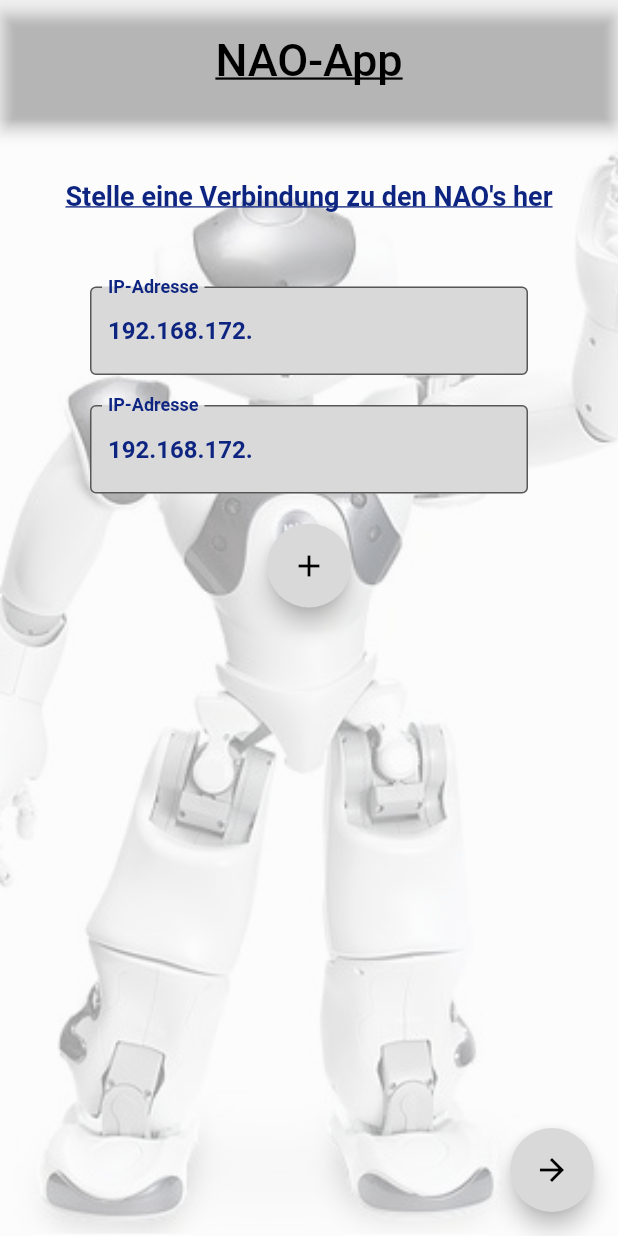
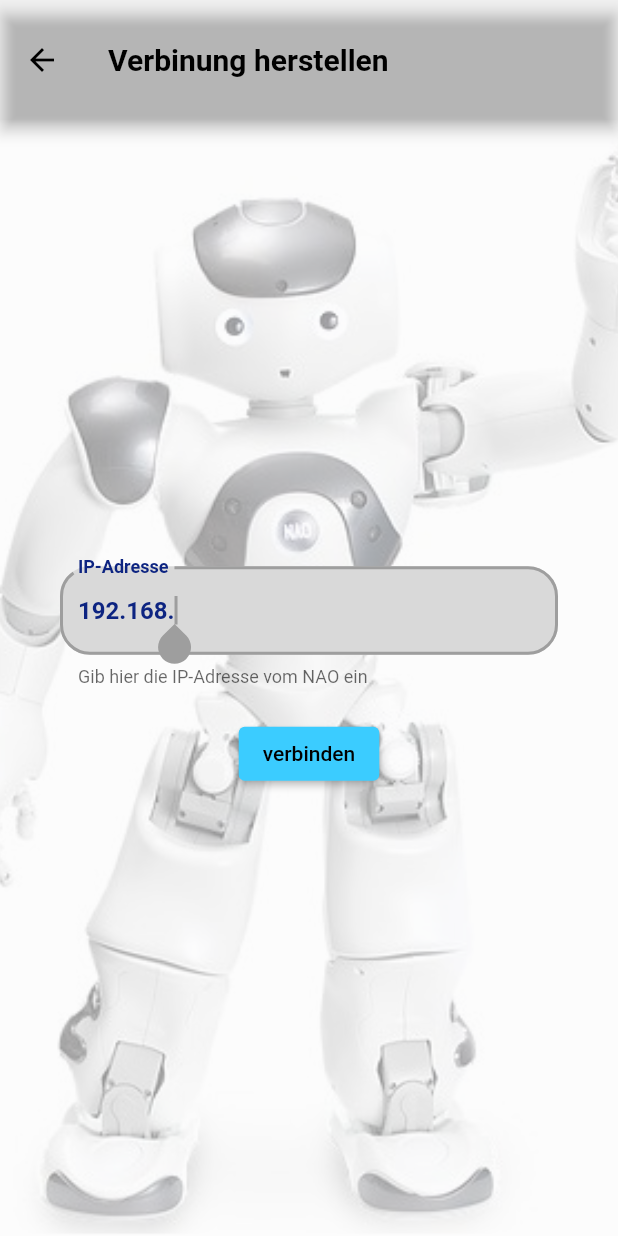
Before and after one commit to sbaer2306/NAO-APP, a Flutter app: the screen it shows after launch, after a tap on the "add" icon, on a phone screen of 412 x 824 dp. Run offline on Flutter 3.47's test engine with Material 2 defaults, Android fonts, the phone set to English and light mode, and no system bars.

Commit message:
connecting_view erweitert

```diff
--- a/lib/main.dart
+++ b/lib/main.dart
@@ -1,6 +1,9 @@
 import 'package:flutter/material.dart';
+import 'package:nao_app/providers/robot_provider.dart';
+import 'package:provider/provider.dart';
 import 'my_app.dart';
 
 void main() {
-  runApp(const MyApp());
+  runApp(ChangeNotifierProvider(
+      create: (context) => RobotProvider(), child: const MyApp()));
 }
--- a/lib/my_app.dart
+++ b/lib/my_app.dart
@@ -1,6 +1,5 @@
 import 'package:flutter/material.dart';
 import 'pages/connecting_view.dart';
-import 'pages/start_view.dart';
 
 class MyApp extends StatelessWidget {
   const MyApp({super.key});
@@ -8,11 +7,12 @@
   @override
   Widget build(BuildContext context) {
     return MaterialApp(
+      debugShowCheckedModeBanner: false,
       title: 'NAO-App',
       theme: ThemeData(
         primarySwatch: Colors.grey,
       ),
-      home: const MyHomePage(title: "NAO-App"),
+      home: const SafeArea(child: MyHomePage(title: "NAO-App")),
     );
   }
 }
--- a/lib/pages/connecting_view.dart
+++ b/lib/pages/connecting_view.dart
@@ -1,5 +1,10 @@
 import 'package:flutter/material.dart';
-import '../ui_elements/nao_background.dart';
+import 'package:provider/provider.dart';
+
+import 'package:nao_app/providers/robot_provider.dart';
+import 'package:nao_app/ui_elements/nao_background.dart';
+import 'package:nao_app/pages/create_connect_view.dart';
+import 'package:nao_app/pages/start_view.dart';
 
 class MyHomePage extends StatefulWidget {
   const MyHomePage({super.key, required this.title});
@@ -11,33 +16,11 @@
 }
 
 class _MyHomePageState extends State<MyHomePage> {
-  int naoCounter = 0;
-  var naoConnectings = <IPField>[];
-
-  @override
-  void initState(){
-    super.initState();
-    naoConnectings.add(IPField(index: naoCounter));
-  }
-
-  void incrementCounter() {
-    setState( () {
-      naoConnectings.add(IPField(index: naoCounter));
-      naoCounter++;
-    });
-  }
-
-  void decrementCounter() {
-    setState( () {
-      naoConnectings.removeAt(naoCounter);
-      naoCounter--;
-    });
-  }
-
   @override
   Widget build(BuildContext context) {
-    return SafeArea(
-        child: Scaffold(
+    final robotProvider = Provider.of<RobotProvider>(context, listen: false);
+
+    return Scaffold(
       appBar: AppBar(
         backgroundColor: const Color.fromRGBO(217, 217, 217, 0),
         centerTitle: true,
@@ -51,83 +34,118 @@
       body: Container(
         decoration: connectNAO,
         alignment: Alignment.center,
-        child: ListView(
+        child: Column(
+          mainAxisAlignment: MainAxisAlignment.center,
+          crossAxisAlignment: CrossAxisAlignment.center,
           children: <Widget>[
-            const Center(
-              child: Padding(
-                  padding: EdgeInsets.only(top: 40, bottom: 50),
-                  child: Text("Stelle eine Verbindung zu den NAO's her",
+            robotProvider.items.isEmpty
+                ? const Text(
+                    "Stelle eine Verbinung zu einem NAO her!",
                     style: TextStyle(
                       color: Color(0xff0d2481),
                       fontSize: 18,
                       fontWeight: FontWeight.bold,
-                          decoration: TextDecoration.underline))),
                     ),
-            for (var connecting in naoConnectings) connecting,
-            if (naoCounter < 6)
-              FloatingActionButton(
-                onPressed: incrementCounter,
-                backgroundColor: const Color(0xffd9d9d9),
-                child: const Icon(Icons.add),
+                  )
+                : const Text(
+                    "Verbundene NAO's: ",
+                    style: TextStyle(
+                      color: Color(0xff0d2481),
+                      fontSize: 20,
+                      fontWeight: FontWeight.bold,
+                    ),
+                  ),
+            const SizedBox(
+              height: 20,
+            ),
+            ListView.builder(
+                scrollDirection: Axis.vertical,
+                shrinkWrap: true,
+                itemCount: robotProvider.items.length,
+                itemBuilder: (context, index) {
+                  final robot = robotProvider.items[index];
+                  return Padding(
+                    padding: const EdgeInsets.symmetric(
+                        horizontal: 30, vertical: 10),
+                    child: Container(
+                      decoration: BoxDecoration(
+                        color: const Color(0xffd9d9d9),
+                        border: Border.all(
+                          width: 1,
+                        ),
+                        borderRadius: BorderRadius.circular(12),
+                      ),
+                      child: Row(
+                        mainAxisAlignment: MainAxisAlignment.spaceBetween,
+                        children: [
+                          IconButton(
+                            icon: const Icon(Icons.remove),
+                            iconSize: 40,
+                            color: const Color(0xff0d2481),
+                            onPressed: () {
+                              setState(() {
+                                robotProvider.removeRobot(robot);
+                              });
+                            },
+                          ),
+                          Text(robot.ipAdress,
+                              style: const TextStyle(
+                                  fontSize: 20,
+                                  fontWeight: FontWeight.bold,
+                                  color: Color(0xff0d2481))),
+                          const Padding(
+                            padding: EdgeInsets.only(right: 10),
+                            child: Icon(
+                              Icons.check,
+                              color: Color(0xff3bccff),
+                              size: 30,
+                            ),
                           )
                         ],
                       ),
                     ),
-      floatingActionButton: FloatingActionButton(
-        onPressed: decrementCounter,
-        tooltip: 'Increment',
-        backgroundColor: const Color(0xffd9d9d9),
-        child: const Icon(Icons.arrow_forward),
+                  );
+                }),
+            const SizedBox(
+              height: 20,
             ),
-    ));
-  }
-}
-
-class IPField extends StatefulWidget {
-  final index;
-
-  const IPField({super.key, required this.index});
-
-  @override
-  State<IPField> createState() => _IPFieldState();
-}
-
-class _IPFieldState extends State<IPField> {
-  final TextEditingController _controller = TextEditingController();
-
-  @override
-  void initState() {
-    super.initState();
-    _controller.text = '192.168.172.';
-  }
-
-  @override
-  Widget build(BuildContext context) {
-    return Padding(
-      padding: const EdgeInsets.only(bottom: 20, left: 60, right: 60),
-      child: Row(
-        children: <Widget>[
-
-          Flexible(
-            child: TextField(
-              keyboardType: TextInputType.number,
-              controller: _controller,
-              style: const TextStyle(
-                color: Color(0xff0d2481),
-                fontSize: 16,
-                fontWeight: FontWeight.bold,
-              ),
-              decoration: const InputDecoration(
-                  filled: true,
-                  border: OutlineInputBorder(),
-                  //hintText: 'Gib hier die IP-Adresse ein',
-                  labelText: 'IP-Adresse',
-                  labelStyle: TextStyle(color: Color(0xff0d2481)),
-                  fillColor: Color(0xffd9d9d9)),
+            if (robotProvider.items.length < 6)
+              FloatingActionButton(
+                heroTag: 'add_robot_btn',
+                onPressed: () {
+                  Navigator.push(
+                          context,
+                          MaterialPageRoute(
+                              builder: (context) => const CreateConnectPage()))
+                      .then(
+                    (value) => setState(() {}),
+                  );
+                },
+                backgroundColor: const Color(0xff0d2481),
+                child: const Icon(
+                  Icons.add,
+                  color: Colors.white,
                 ),
               ),
           ],
         ),
+      ),
+      floatingActionButton: robotProvider.items.isEmpty
+          ? const Text(
+              "Um fortzuführen bitte zuerst eine Verbindung herstellen...",
+              style: TextStyle(fontWeight: FontWeight.bold))
+          : FloatingActionButton(
+              onPressed: () {
+                Navigator.push(
+                    context,
+                    MaterialPageRoute(
+                        builder: (context) => const StartView(
+                              title: "NAO-App",
+                            )));
+              },
+              backgroundColor: const Color(0xffd9d9d9),
+              child: const Icon(Icons.arrow_forward),
+            ),
     );
   }
 }
--- /dev/null
+++ b/lib/pages/create_connect_view.dart
@@ -0,0 +1,87 @@
+import 'package:flutter/material.dart';
+import 'package:nao_app/models/robot_model.dart';
+import 'package:nao_app/providers/robot_provider.dart';
+import 'package:provider/provider.dart';
+import '../ui_elements/nao_background.dart';
+
+class CreateConnectPage extends StatefulWidget {
+  const CreateConnectPage({super.key});
+
+  @override
+  State<CreateConnectPage> createState() => _CreateConnectPageState();
+}
+
+class _CreateConnectPageState extends State<CreateConnectPage> {
+  final TextEditingController _ipAddressController = TextEditingController();
+
+  @override
+  void initState() {
+    super.initState();
+    _ipAddressController.text = '192.168.';
+  }
+
+  @override
+  Widget build(BuildContext context) {
+    final robotProvider = Provider.of<RobotProvider>(context, listen: false);
+
+    return Scaffold(
+      appBar: AppBar(
+        backgroundColor: const Color.fromRGBO(217, 217, 217, 0),
+        toolbarHeight: 80,
+        title: const Text("Verbinung herstellen",
+            style: TextStyle(
+                color: Colors.black,
+                fontSize: 20,
+                fontWeight: FontWeight.bold)),
+      ),
+      body: Container(
+        decoration: connectNAO,
+        child: Padding(
+          padding: const EdgeInsets.symmetric(horizontal: 40),
+          child: Column(
+              mainAxisAlignment: MainAxisAlignment.center,
+              crossAxisAlignment: CrossAxisAlignment.center,
+              children: <Widget>[
+                TextField(
+                  autofocus: true,
+                  keyboardType: TextInputType.number,
+                  controller: _ipAddressController,
+                  style: const TextStyle(
+                    color: Color(0xff0d2481),
+                    fontSize: 16,
+                    fontWeight: FontWeight.bold,
+                  ),
+                  decoration: InputDecoration(
+                      filled: true,
+                      border: OutlineInputBorder(
+                          borderRadius: BorderRadius.circular(20)),
+                      hintText: 'Gib hier die IP-Adresse ein',
+                      labelText: 'IP-Adresse',
+                      helperText: "Gib hier die IP-Adresse vom NAO ein",
+                      labelStyle: const TextStyle(color: Color(0xff0d2481)),
+                      fillColor: const Color(0xffd9d9d9)),
+                ),
+                const SizedBox(
+                  height: 20,
+                ),
+                ElevatedButton(
+                    style: const ButtonStyle(
+                        backgroundColor:
+                            MaterialStatePropertyAll<Color>(Color(0xff3bccff))),
+                    onPressed: () {
+                      final newRobot =
+                          RobotModel(ipAdress: _ipAddressController.text);
+                      if (newRobot.connect(true)) {
+                        robotProvider.addRobot(newRobot);
+                      }
+                      Navigator.pop(context);
+                    },
+                    child: const Text(
+                      "verbinden",
+                    )),
+              ]),
+        ),
+      ),
+    );
+  }
+}
--- /dev/null
+++ b/lib/providers/robot_provider.dart
@@ -0,0 +1,21 @@
+import 'dart:collection';
+
+import 'package:flutter/material.dart';
+import 'package:nao_app/models/robot_model.dart';
+//import 'package:nao_app/ui_elements/ip_field.dart';
+
+class RobotProvider extends ChangeNotifier {
+  final List<RobotModel> _items = [];
+
+  UnmodifiableListView<RobotModel> get items => UnmodifiableListView(_items);
+
+  void addRobot(RobotModel newRobot) {
+    _items.add(newRobot);
+    notifyListeners();
+  }
+
+  void removeRobot(RobotModel removeRobot) {
+    _items.remove(removeRobot);
+    notifyListeners();
+  }
+}
--- a/pubspec.yaml
+++ b/pubspec.yaml
@@ -10,7 +10,8 @@
   flutter:
     sdk: flutter
 
-  provider: ^6.0.0
+  provider: ^6.0.5
+  http: any
 
 dev_dependencies:
   flutter_test:
```
Also changed, not shown: lib/models/robot_model.dart (+7 -3 lines), lib/ui_elements/status_bar.dart (+12 -19 lines), pubspec.lock. Lines whose indentation alone changed are shown as unchanged.
